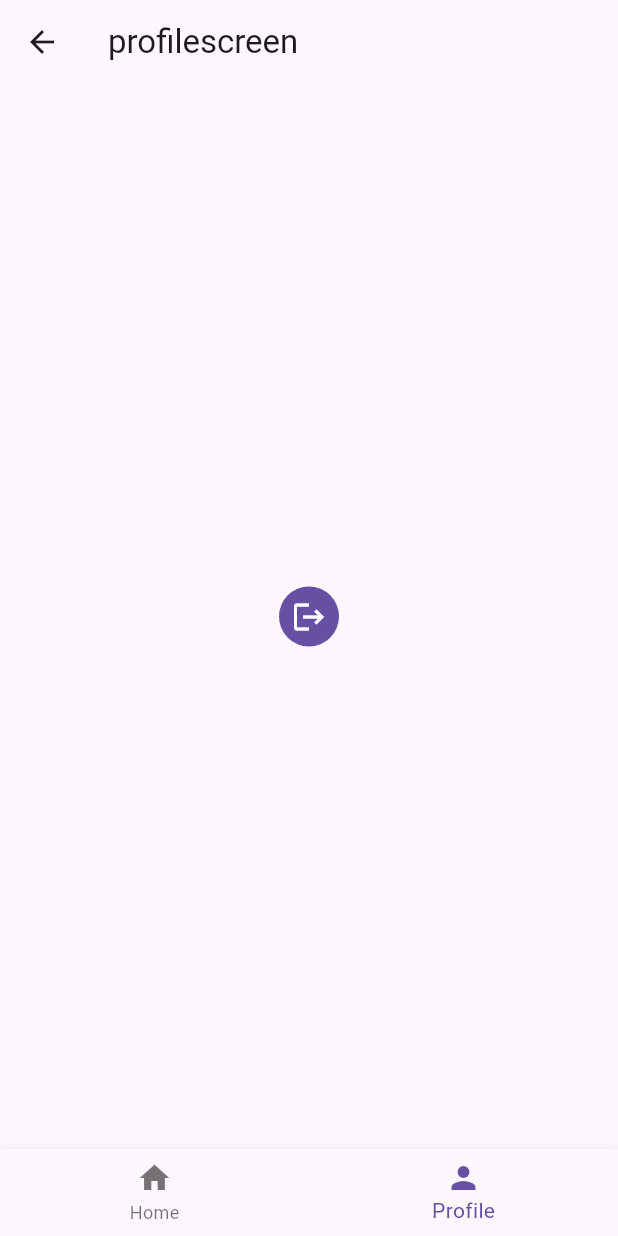
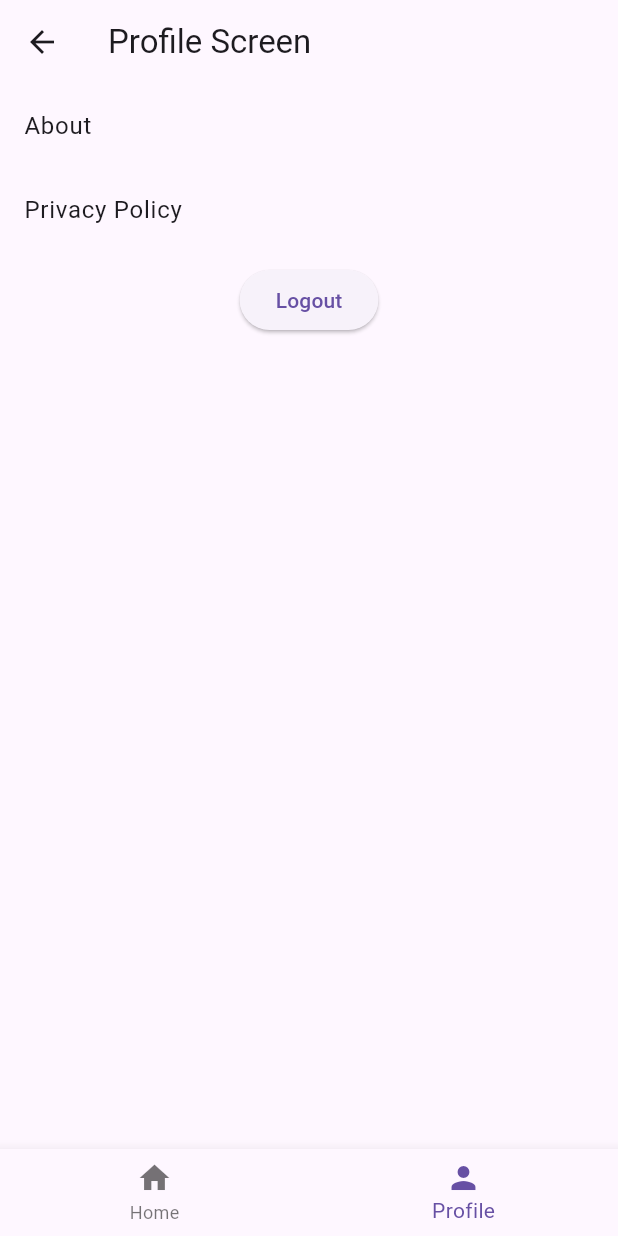
Before and after one commit to adnanpanakkad/Doc2heal_admin, a Flutter app: the BottomBarScreen screen opened directly, item 2 of the bottom bar chosen, on a phone screen of 412 x 824 dp. Run offline on Flutter 3.47's test engine with Material 3 defaults, Android fonts, the phone set to English and light mode, and no system bars; our stand-ins replace cloud_firestore, firebase_auth, firebase_core, firebase_storage, google_sign_in; accounts and stored records are empty.

```diff
--- a/lib/screens/bottombar_screen.dart
+++ b/lib/screens/bottombar_screen.dart
@@ -15,7 +15,7 @@ class _BottomBarScreenState extends State<BottomBarScreen> {
 
   static const List<Widget> _widgetOptions = <Widget>[
     HomeScreen(),
-    ProfileScreeen(), // Corrected here
+    ProfileScreen(), // Corrected here
   ];
 
   void _onItemTapped(int index) {
--- a/lib/screens/profile_screen.dart
+++ b/lib/screens/profile_screen.dart
@@ -2,23 +2,46 @@ import 'package:doc2heal_admin/screens/login_screen.dart';
 import 'package:firebase_auth/firebase_auth.dart';
 import 'package:flutter/material.dart';
 
-class ProfileScreeen extends StatelessWidget {
-  const ProfileScreeen({super.key});
+class ProfileScreen extends StatelessWidget {
+  const ProfileScreen({super.key});
 
   @override
   Widget build(BuildContext context) {
     return Scaffold(
       appBar: AppBar(
-        title: Text('profilescreen'),
+        title: Text('Profile Screen'),
       ),
-      body: Center(
-        child: IconButton.filled(
-            onPressed: () {
-              FirebaseAuth.instance.signOut();
-              Navigator.of(context).pushReplacement(
-                  MaterialPageRoute(builder: (context) => LoginScreen()));
-            },
-            icon: Icon(Icons.logout)),
+      body: SingleChildScrollView(
+        child: Column(
+          mainAxisAlignment: MainAxisAlignment.center,
+          children: <Widget>[
+            ListTile(
+              title: Text('About'),
+              onTap: () {
+                // Handle tap on About
+                print('Tapped on About');
+              },
+            ),
+            ListTile(
+              title: Text('Privacy Policy'),
+              onTap: () {
+                // Handle tap on Privacy Policy
+                print('Tapped on Privacy Policy');
+              },
+            ),
+            Padding(
+              padding: const EdgeInsets.all(8.0),
+              child: ElevatedButton(
+                onPressed: () {
+                  FirebaseAuth.instance.signOut();
+                  Navigator.of(context).pushReplacement(
+                      MaterialPageRoute(builder: (context) => LoginScreen()));
+                },
+                child: Text('Logout'),
+              ),
+            ),
+          ],
+        ),
       ),
     );
   }
```
Also changed, not shown: lib/screens/doctors_list.dart (+45 -43 lines), lib/screens/home_screen.dart (+24 -7 lines), lib/screens/model/doctor_model.dart (+10 -6 lines), lib/services/firebase/firestore_data.dart (+22 -4 lines), lib/widgets/doclist.dart/build_row.dart (renamed from lib/widgets/constants/doclist.dart/build_row.dart).
